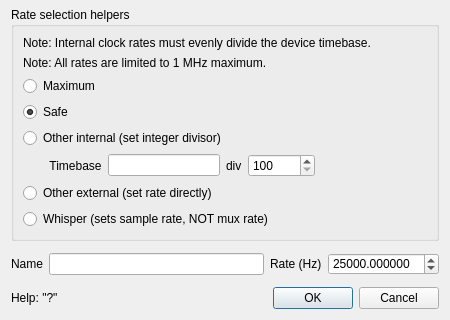
Above: Forms/NISourceDlg.ui from billkarsh/SpikeGLX before the change; both pictures show x 0 to 450 and y 192 to 512 of the 450 by 512 pixel window. Below: the same form after it.
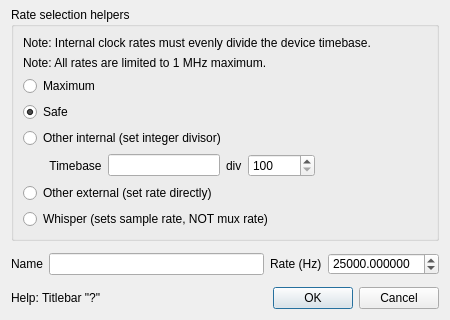
That is the form after the change.

What changed in the file:
```diff
--- a/Forms/NISourceDlg.ui
+++ b/Forms/NISourceDlg.ui
@@ -346,7 +346,7 @@
      <item>
       <widget class="QLabel" name="label_3">
        <property name="text">
-        <string>Help: &quot;?&quot;</string>
+        <string>Help: Titlebar &quot;?&quot;</string>
        </property>
       </widget>
      </item>
```
